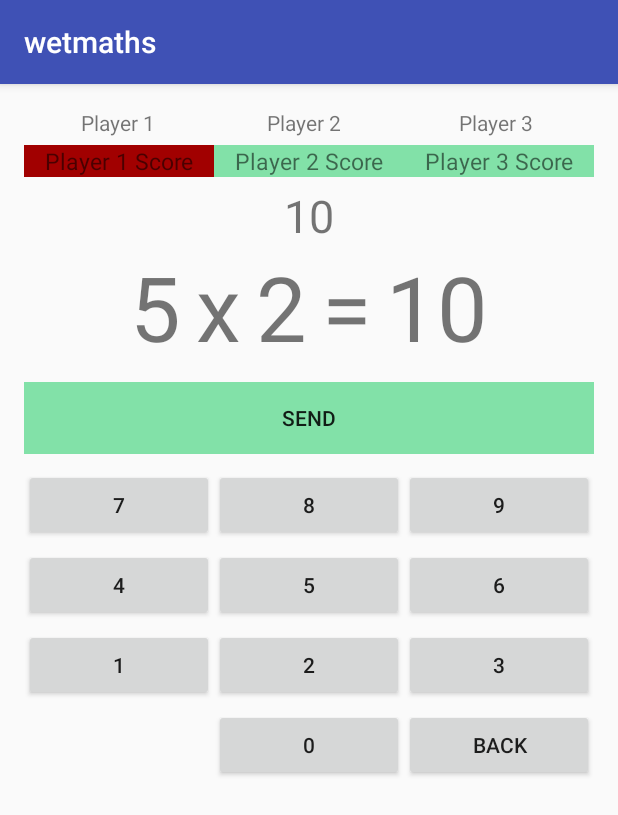
After one commit to amenoni/wetMaths-Android, an Android app: the GameActivity screen opened directly, with no data from a screen before it, on a phone screen of 412 x 824 dp. The commit adds this screen. Shown: the top 815 px of the screen. Run offline under Robolectric (Android 15) with nearby library versions, the phone set to English and light mode, and no system bars.

Commit message:
Work in progress, basic activity layout is ready

```diff
--- a/app/src/main/AndroidManifest.xml
+++ b/app/src/main/AndroidManifest.xml
@@ -22,7 +22,8 @@
         <service
             android:name="com.octo.android.robospice.JacksonSpringAndroidSpiceService"
             android:exported="false" />
+
+        <activity android:name=".GameActivity"></activity>
     </application>
 
-
 </manifest>
--- /dev/null
+++ b/app/src/main/java/com/wetmaths/wetmaths/GameActivity.java
@@ -0,0 +1,13 @@
+package com.wetmaths.wetmaths;
+
+import android.support.v7.app.AppCompatActivity;
+import android.os.Bundle;
+
+public class GameActivity extends AppCompatActivity {
+
+    @Override
+    protected void onCreate(Bundle savedInstanceState) {
+        super.onCreate(savedInstanceState);
+        setContentView(R.layout.activity_game);
+    }
+}
--- /dev/null
+++ b/app/src/main/res/layout/activity_game.xml
@@ -0,0 +1,286 @@
+<?xml version="1.0" encoding="utf-8"?>
+<RelativeLayout xmlns:android="http://schemas.android.com/apk/res/android"
+    xmlns:tools="http://schemas.android.com/tools"
+    android:layout_width="match_parent"
+    android:layout_height="match_parent"
+    android:paddingBottom="@dimen/activity_vertical_margin"
+    android:paddingLeft="@dimen/activity_horizontal_margin"
+    android:paddingRight="@dimen/activity_horizontal_margin"
+    android:paddingTop="@dimen/activity_vertical_margin"
+    tools:context="com.wetmaths.wetmaths.GameActivity">
+
+
+    <LinearLayout
+        android:orientation="horizontal"
+        android:layout_width="match_parent"
+        android:layout_height="wrap_content"
+        android:layout_alignParentTop="true"
+        android:layout_centerHorizontal="true"
+        android:id="@+id/playersNames"
+        android:weightSum="3"
+        android:layout_marginBottom="5dp">
+
+        <TextView
+            android:layout_width="wrap_content"
+            android:layout_height="wrap_content"
+            android:text="Player 1"
+            android:id="@+id/namePlayer1"
+            android:layout_weight="1"
+            android:textAlignment="center"
+            />
+
+        <TextView
+            android:layout_width="wrap_content"
+            android:layout_height="wrap_content"
+            android:text="Player 2 "
+            android:layout_weight="1"
+            android:id="@+id/namePlayer2"
+            android:textAlignment="center"/>
+
+        <TextView
+            android:layout_width="wrap_content"
+            android:layout_height="wrap_content"
+            android:text="Player 3 "
+            android:layout_weight="1"
+            android:id="@+id/namePlayer3"
+            android:textAlignment="center"/>
+    </LinearLayout>
+
+    <LinearLayout
+        android:orientation="horizontal"
+        android:layout_width="match_parent"
+        android:layout_height="wrap_content"
+        android:weightSum="3"
+        android:id="@+id/playerScores"
+        android:layout_below="@+id/playersNames"
+        android:layout_alignParentEnd="true"
+        android:layout_marginBottom="5dp">
+
+        <TextView
+            android:layout_width="wrap_content"
+            android:layout_height="wrap_content"
+            android:text="Player 1 Score"
+            android:textSize="15dp"
+            android:id="@+id/scorePlayer1"
+            android:layout_weight="1"
+            android:textAlignment="center"
+            android:background="@color/red"
+            />
+
+        <TextView
+            android:layout_width="wrap_content"
+            android:layout_height="wrap_content"
+            android:textSize="15dp"
+            android:text="Player 2 Score"
+            android:id="@+id/scorePlayer2"
+            android:layout_weight="1"
+            android:textAlignment="center"
+            android:background="@color/green"
+            />
+
+        <TextView
+            android:layout_width="wrap_content"
+            android:layout_height="wrap_content"
+            android:textSize="15dp"
+            android:text="Player 3 Score"
+            android:id="@+id/scorePlayer3"
+            android:layout_weight="1"
+            android:textAlignment="center"
+            android:background="@color/green"
+            />
+    </LinearLayout>
+
+    <LinearLayout
+        android:layout_width="match_parent"
+        android:layout_height="wrap_content"
+        android:id="@+id/layout_timer"
+        android:layout_below="@+id/playerScores"
+        android:layout_alignParentEnd="true">
+        <TextView
+            android:id="@+id/timer"
+            android:layout_width="match_parent"
+            android:layout_height="wrap_content"
+            android:textAlignment="center"
+            android:textSize="30dp"
+            android:text="10"/>
+    </LinearLayout>
+
+
+
+
+    <LinearLayout
+        android:layout_width="match_parent"
+        android:layout_height="wrap_content"
+        android:id="@+id/layout_operation"
+        android:layout_below="@+id/layout_timer"
+        android:layout_alignParentEnd="true"
+        android:orientation="horizontal"
+        android:gravity="center">
+        <TextView
+            android:id="@+id/firstOperand"
+            android:layout_width="wrap_content"
+            android:layout_height="wrap_content"
+            android:textSize="60dp"
+            android:text="5"
+            android:layout_marginRight="10dp"/>
+
+        <TextView
+            android:id="@+id/symbol"
+            android:layout_width="wrap_content"
+            android:layout_height="wrap_content"
+            android:textSize="60dp"
+            android:layout_marginRight="10dp"
+            android:text="x"/>
+
+        <TextView
+            android:id="@+id/secondOperand"
+            android:layout_width="wrap_content"
+            android:layout_height="wrap_content"
+            android:textSize="60dp"
+            android:layout_marginRight="10dp"
+            android:text="2"/>
+
+        <TextView
+            android:layout_width="wrap_content"
+            android:layout_height="wrap_content"
+            android:textSize="60dp"
+            android:layout_marginRight="10dp"
+            android:text="="/>
+
+        <TextView
+            android:id="@+id/result"
+            android:layout_width="wrap_content"
+            android:layout_height="wrap_content"
+            android:textSize="60dp"
+            android:text="10"/>
+
+    </LinearLayout>
+
+    <LinearLayout
+        android:layout_width="match_parent"
+        android:layout_height="wrap_content"
+        android:id="@+id/Layout_send"
+        android:layout_below="@+id/layout_operation"
+        android:layout_alignParentEnd="true"
+        android:layout_marginTop="10dp"
+        >
+        <Button
+            android:layout_width="match_parent"
+            android:layout_height="wrap_content"
+            android:text="Send"
+            android:background="@color/green"/>
+    </LinearLayout>
+    <LinearLayout
+        android:layout_width="match_parent"
+        android:layout_height="wrap_content"
+        android:orientation="horizontal"
+        android:id="@+id/keypad1"
+        android:layout_below="@+id/Layout_send"
+        android:layout_alignParentEnd="true"
+        android:layout_marginTop="10dp"
+        android:weightSum="3">
+        <Button
+            android:layout_width="wrap_content"
+            android:layout_height="wrap_content"
+            android:layout_weight="1"
+            android:text="7"
+            android:id="@+id/seven"/>
+        <Button
+            android:layout_width="wrap_content"
+            android:layout_height="wrap_content"
+            android:layout_weight="1"
+            android:text="8"
+            android:id="@+id/eight"/>
+        <Button
+            android:layout_width="wrap_content"
+            android:layout_height="wrap_content"
+            android:layout_weight="1"
+            android:text="9"
+            android:id="@+id/nine"/>
+    </LinearLayout>
+    <LinearLayout
+        android:layout_width="match_parent"
+        android:layout_height="wrap_content"
+        android:orientation="horizontal"
+        android:id="@+id/keypad2"
+        android:layout_below="@+id/keypad1"
+        android:layout_alignParentEnd="true"
+        android:layout_marginTop="5dp"
+        android:weightSum="3">
+        <Button
+            android:layout_width="wrap_content"
+            android:layout_height="wrap_content"
+            android:layout_weight="1"
+            android:text="4"
+            android:id="@+id/four"/>
+        <Button
+            android:layout_width="wrap_content"
+            android:layout_height="wrap_content"
+            android:layout_weight="1"
+            android:text="5"
+            android:id="@+id/five"/>
+        <Button
+            android:layout_width="wrap_content"
+            android:layout_height="wrap_content"
+            android:layout_weight="1"
+            android:text="6"
+            android:id="@+id/six"/>
+    </LinearLayout>
+    <LinearLayout
+        android:layout_width="match_parent"
+        android:layout_height="wrap_content"
+        android:orientation="horizontal"
+        android:id="@+id/keypad3"
+        android:layout_below="@+id/keypad2"
+        android:layout_alignParentEnd="true"
+        android:layout_marginTop="5dp"
+        android:weightSum="3">
+        <Button
+            android:layout_width="wrap_content"
+            android:layout_height="wrap_content"
+            android:layout_weight="1"
+            android:text="1"
+            android:id="@+id/one"/>
+        <Button
+            android:layout_width="wrap_content"
+            android:layout_height="wrap_content"
+            android:layout_weight="1"
+            android:text="2"
+            android:id="@+id/two"/>
+        <Button
+            android:layout_width="wrap_content"
+            android:layout_height="wrap_content"
+            android:layout_weight="1"
+            android:text="3"
+            android:id="@+id/three"/>
+    </LinearLayout>
+    <LinearLayout
+        android:layout_width="match_parent"
+        android:layout_height="wrap_content"
+        android:orientation="horizontal"
+        android:id="@+id/keypad4"
+        android:layout_below="@+id/keypad3"
+        android:layout_alignParentEnd="true"
+        android:layout_marginTop="5dp"
+        android:weightSum="3">
+        <Button
+            android:layout_width="wrap_content"
+            android:layout_height="wrap_content"
+            android:layout_weight="1"
+            android:visibility="invisible"
+            />
+        <Button
+            android:layout_width="wrap_content"
+            android:layout_height="wrap_content"
+            android:layout_weight="1"
+            android:text="0"
+            android:id="@+id/zero"/>
+        <Button
+            android:layout_width="wrap_content"
+            android:layout_height="wrap_content"
+            android:layout_weight="1"
+            android:text="back"
+            android:id="@+id/back"/>
+    </LinearLayout>
+
+</RelativeLayout>
--- a/app/src/main/res/values/colors.xml
+++ b/app/src/main/res/values/colors.xml
@@ -3,4 +3,7 @@
     <color name="colorPrimary">#3F51B5</color>
     <color name="colorPrimaryDark">#303F9F</color>
     <color name="colorAccent">#FF4081</color>
+
+    <color name="red">#ffa10000</color>
+    <color name="green">#ff82E1A8</color>
 </resources>
```
Also changed, not shown: 1 other file.
